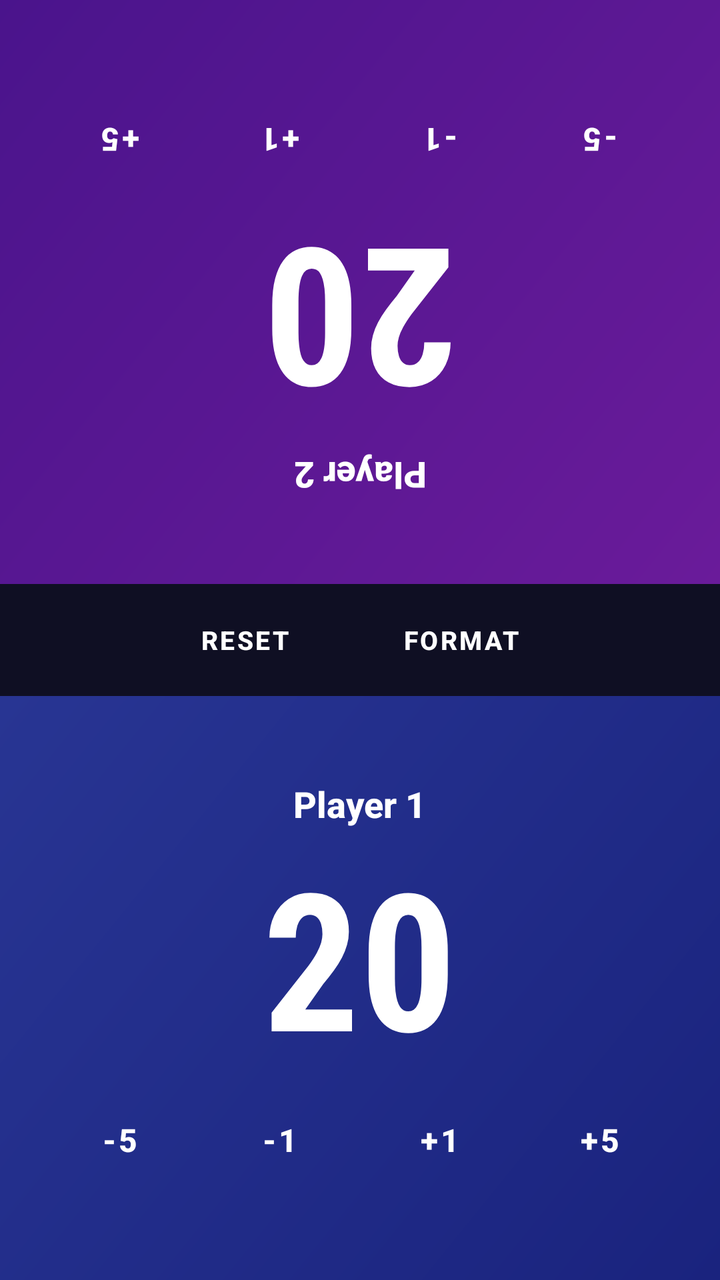
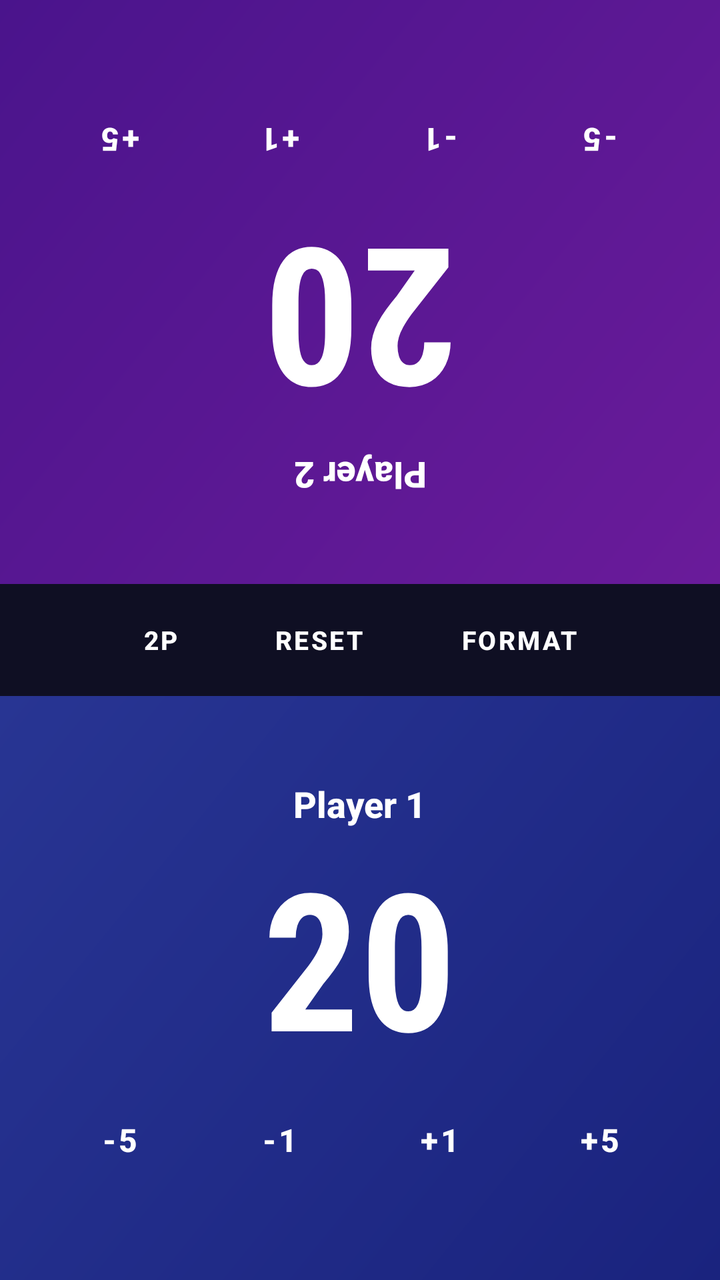

The first picture is an Android layout as it rendered before a commit; the second is the same layout after the commit. The layout source and the unified diff follow.
<!-- AndroidManifest.xml: application theme Theme.MTGLifeCounter -->
<!-- res/layout/activity_main.xml -->
<?xml version="1.0" encoding="utf-8"?>
<LinearLayout xmlns:android="http://schemas.android.com/apk/res/android"
    android:layout_width="match_parent"
    android:layout_height="match_parent"
    android:orientation="vertical"
    android:background="#1a1a2e">

    
    <LinearLayout
        android:id="@+id/player2_panel"
        android:layout_width="match_parent"
        android:layout_height="0dp"
        android:layout_weight="1"
        android:orientation="vertical"
        android:gravity="center"
        android:rotation="180"
        android:background="@drawable/panel_player2"
        android:padding="16dp">

        <TextView
            android:layout_width="wrap_content"
            android:layout_height="wrap_content"
            android:text="@string/player_2"
            android:textColor="#FFFFFF"
            android:textSize="18sp"
            android:textStyle="bold"
            android:fontFamily="sans-serif-medium" />

        <TextView
            android:id="@+id/player2_life"
            android:layout_width="wrap_content"
            android:layout_height="wrap_content"
            android:text="20"
            android:textColor="#FFFFFF"
            android:textSize="96sp"
            android:textStyle="bold"
            android:fontFamily="sans-serif-condensed" />

        <LinearLayout
            android:layout_width="wrap_content"
            android:layout_height="wrap_content"
            android:orientation="horizontal"
            android:gravity="center">

            <Button
                android:id="@+id/player2_minus5"
                style="@style/LifeButton"
                android:layout_width="72dp"
                android:layout_height="48dp"
                android:text="@string/minus_5"
                android:backgroundTint="#c0392b" />

            <Button
                android:id="@+id/player2_minus"
                style="@style/LifeButton"
                android:layout_width="72dp"
                android:layout_height="48dp"
                android:text="@string/minus_1"
                android:backgroundTint="#e74c3c" />

            <Button
                android:id="@+id/player2_plus"
                style="@style/LifeButton"
                android:layout_width="72dp"
                android:layout_height="48dp"
                android:text="@string/plus_1"
                android:backgroundTint="#27ae60" />

            <Button
                android:id="@+id/player2_plus5"
                style="@style/LifeButton"
                android:layout_width="72dp"
                android:layout_height="48dp"
                android:text="@string/plus_5"
                android:backgroundTint="#1e8449" />
        </LinearLayout>
    </LinearLayout>

    
    <LinearLayout
        android:layout_width="match_parent"
        android:layout_height="wrap_content"
        android:orientation="horizontal"
        android:gravity="center"
        android:padding="8dp"
        android:background="#0f0f23">

        <Button
            android:id="@+id/reset_button"
            style="@style/ControlButton"
            android:layout_width="wrap_content"
            android:layout_height="40dp"
            android:text="@string/reset"
            android:backgroundTint="#7f8c8d" />

        <View
            android:layout_width="16dp"
            android:layout_height="1dp" />

        <Button
            android:id="@+id/starting_life_button"
            style="@style/ControlButton"
            android:layout_width="wrap_content"
            android:layout_height="40dp"
            android:text="@string/format"
            android:backgroundTint="#8e44ad" />
    </LinearLayout>

    
    <LinearLayout
        android:id="@+id/player1_panel"
        android:layout_width="match_parent"
        android:layout_height="0dp"
        android:layout_weight="1"
        android:orientation="vertical"
        android:gravity="center"
        android:background="@drawable/panel_player1"
        android:padding="16dp">

        <TextView
            android:layout_width="wrap_content"
            android:layout_height="wrap_content"
            android:text="@string/player_1"
            android:textColor="#FFFFFF"
            android:textSize="18sp"
            android:textStyle="bold"
            android:fontFamily="sans-serif-medium" />

        <TextView
            android:id="@+id/player1_life"
            android:layout_width="wrap_content"
            android:layout_height="wrap_content"
            android:text="20"
            android:textColor="#FFFFFF"
            android:textSize="96sp"
            android:textStyle="bold"
            android:fontFamily="sans-serif-condensed" />

        <LinearLayout
            android:layout_width="wrap_content"
            android:layout_height="wrap_content"
            android:orientation="horizontal"
            android:gravity="center">

            <Button
                android:id="@+id/player1_minus5"
                style="@style/LifeButton"
                android:layout_width="72dp"
                android:layout_height="48dp"
                android:text="@string/minus_5"
                android:backgroundTint="#c0392b" />

            <Button
                android:id="@+id/player1_minus"
                style="@style/LifeButton"
                android:layout_width="72dp"
                android:layout_height="48dp"
                android:text="@string/minus_1"
                android:backgroundTint="#e74c3c" />

            <Button
                android:id="@+id/player1_plus"
                style="@style/LifeButton"
                android:layout_width="72dp"
                android:layout_height="48dp"
                android:text="@string/plus_1"
                android:backgroundTint="#27ae60" />

            <Button
                android:id="@+id/player1_plus5"
                style="@style/LifeButton"
                android:layout_width="72dp"
                android:layout_height="48dp"
                android:text="@string/plus_5"
                android:backgroundTint="#1e8449" />
        </LinearLayout>
    </LinearLayout>

</LinearLayout>
<!-- resources referenced by this layout -->
<resources>
  <!-- drawable panel_player1 (drawable) -->
  <?xml version="1.0" encoding="utf-8"?>
  <shape xmlns:android="http://schemas.android.com/apk/res/android">
      <gradient
          android:startColor="#1a237e"
          android:endColor="#283593"
          android:angle="135" />
  </shape>
  <!-- drawable panel_player2 (drawable) -->
  <?xml version="1.0" encoding="utf-8"?>
  <shape xmlns:android="http://schemas.android.com/apk/res/android">
      <gradient
          android:startColor="#4a148c"
          android:endColor="#6a1b9a"
          android:angle="135" />
  </shape>
  <string name="format">Format</string>
  <string name="minus_1">-1</string>
  <string name="minus_5">-5</string>
  <string name="player_1">Player 1</string>
  <string name="player_2">Player 2</string>
  <string name="plus_1">+1</string>
  <string name="plus_5">+5</string>
  <string name="reset">Reset</string>
  <style name="ControlButton" parent="Widget.MaterialComponents.Button">
          <item name="android:textColor">#FFFFFF</item>
          <item name="android:textSize">13sp</item>
          <item name="android:textStyle">bold</item>
          <item name="cornerRadius">20dp</item>
          <item name="android:textAllCaps">true</item>
          <item name="android:minWidth">0dp</item>
          <item name="android:insetTop">0dp</item>
          <item name="android:insetBottom">0dp</item>
          <item name="android:paddingLeft">20dp</item>
          <item name="android:paddingRight">20dp</item>
      </style>
  <style name="LifeButton" parent="Widget.MaterialComponents.Button">
          <item name="android:textColor">#FFFFFF</item>
          <item name="android:textSize">16sp</item>
          <item name="android:textStyle">bold</item>
          <item name="cornerRadius">8dp</item>
          <item name="android:layout_margin">4dp</item>
          <item name="android:minWidth">0dp</item>
          <item name="android:insetTop">0dp</item>
          <item name="android:insetBottom">0dp</item>
      </style>
  <style name="Theme.MTGLifeCounter" parent="Theme.MaterialComponents.DayNight.NoActionBar">
          <item name="colorPrimary">#6C3483</item>
          <item name="colorPrimaryVariant">#4A235A</item>
          <item name="colorOnPrimary">#FFFFFF</item>
          <item name="colorSecondary">#1ABC9C</item>
          <item name="colorSecondaryVariant">#16A085</item>
          <item name="colorOnSecondary">#FFFFFF</item>
          <item name="android:statusBarColor">#0f0f23</item>
          <item name="android:navigationBarColor">#0f0f23</item>
      </style>
</resources>

<!-- the commit's change to res/layout/activity_main.xml (unified diff, before → after) -->
@@ -86,6 +86,18 @@
         android:background="#0f0f23">
 
         <Button
+            android:id="@+id/players_button"
+            style="@style/ControlButton"
+            android:layout_width="wrap_content"
+            android:layout_height="40dp"
+            android:text="@string/two_players"
+            android:backgroundTint="#2980b9" />
+
+        <View
+            android:layout_width="8dp"
+            android:layout_height="1dp" />
+
+        <Button
             android:id="@+id/reset_button"
             style="@style/ControlButton"
             android:layout_width="wrap_content"
@@ -94,7 +106,7 @@
             android:backgroundTint="#7f8c8d" />
 
         <View
-            android:layout_width="16dp"
+            android:layout_width="8dp"
             android:layout_height="1dp" />
 
         <Button
<!-- resource entries referenced after the edit -->
@@ -24,6 +24,7 @@
   <string name="plus_1">+1</string>
   <string name="plus_5">+5</string>
   <string name="reset">Reset</string>
+  <string name="two_players">2P</string>
   <style name="ControlButton" parent="Widget.MaterialComponents.Button">
           <item name="android:textColor">#FFFFFF</item>
           <item name="android:textSize">13sp</item>
